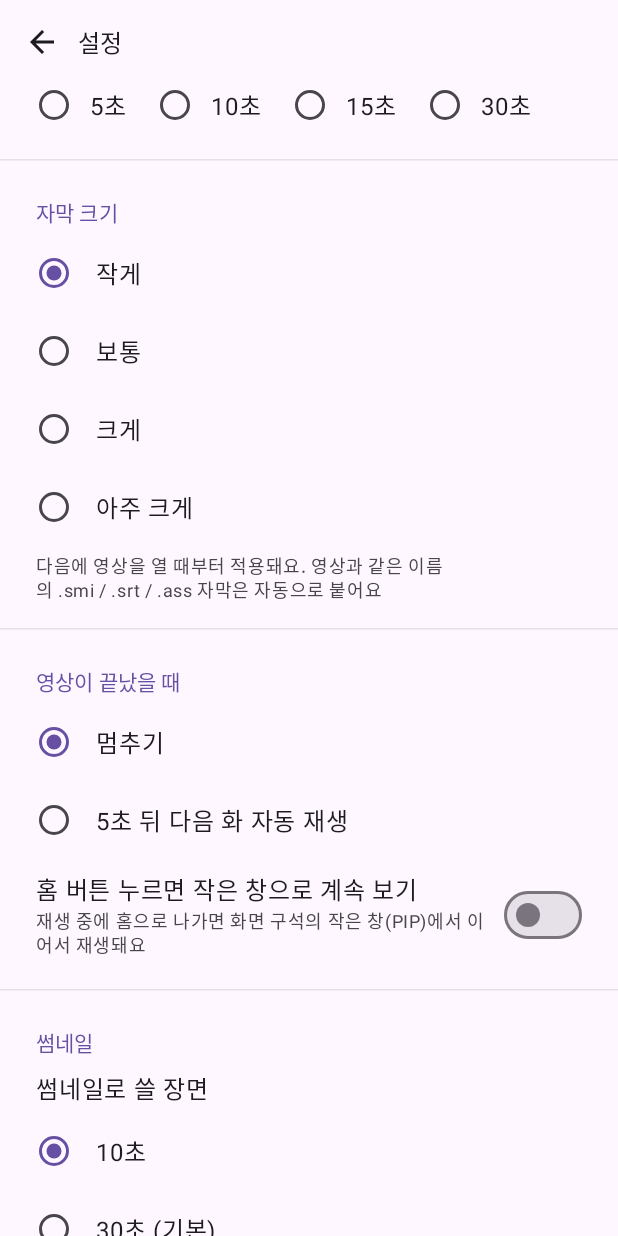
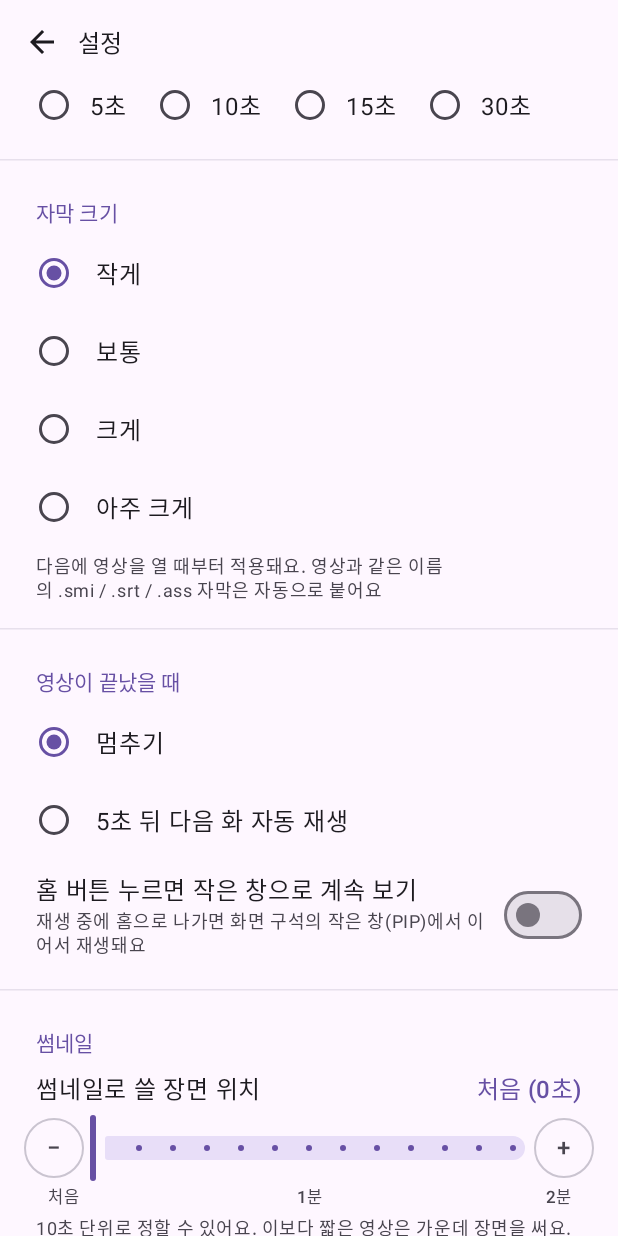
Before and after one commit to kakario777-netizen/video-player, an Android app built with Jetpack Compose: the composable SettingsScreen called with empty values, scrolled down 537 dp, on a phone screen of 412 x 824 dp. Run offline under Robolectric (Android 15) with nearby library versions, the phone set to English and light mode, and no system bars; pictures from the network do not load.

Commit message:
썸네일 위치를 처음~2분 10초 단위로 정하는 설정 추가
Co-Authored-By: Claude Opus 5.5 <noreply@anthropic.com>
Claude-Session: https://claude.ai/code/session_011L6oZVkYijYWNrmHcWQZFM

```diff
--- a/app/src/main/java/com/kakario/videoplayer/ui/SettingsScreen.kt
+++ b/app/src/main/java/com/kakario/videoplayer/ui/SettingsScreen.kt
@@ -33,8 +33,9 @@ import androidx.compose.ui.draw.clip
 import androidx.compose.ui.platform.LocalContext
 import androidx.compose.ui.unit.dp
 import com.kakario.videoplayer.data.ThemeMode
-import com.kakario.videoplayer.data.ThumbTime
 import com.kakario.videoplayer.data.AutoNext
+import androidx.compose.foundation.layout.size
+import androidx.compose.ui.text.style.TextAlign
 import com.kakario.videoplayer.thumb.LocalVideoThumbs
 import androidx.compose.material3.AlertDialog
 import androidx.compose.material3.OutlinedButton
@@ -58,8 +59,10 @@ fun SettingsScreen(
     onResumeChange: (Boolean) -> Unit,
     skipSeconds: Int,
     onSkipSecondsChange: (Int) -> Unit,
-    thumbTime: ThumbTime,
-    onThumbTimeChange: (ThumbTime) -> Unit,
+    thumbSeconds: Int,
+    onThumbSecondsChange: (Int) -> Unit,
+    thumbSkipDark: Boolean,
+    onThumbSkipDarkChange: (Boolean) -> Unit,
     ftpThumbs: Boolean,
     onFtpThumbsChange: (Boolean) -> Unit,
     thumbsOnMobile: Boolean,
@@ -198,20 +201,75 @@ fun SettingsScreen(
 
             // ── 썸네일
             SectionTitle("썸네일")
-            Text(
-                "썸네일로 쓸 장면",
-                style = MaterialTheme.typography.bodyLarge,
-                color = MaterialTheme.colorScheme.onBackground,
-                modifier = Modifier.padding(horizontal = 24.dp, vertical = 4.dp),
-            )
-            ThumbTime.entries.forEach { t ->
-                RadioRow(t.label, selected = t == thumbTime) { onThumbTimeChange(t) }
+            val thumbs = LocalVideoThumbs.current
+            var cacheBytes by remember { mutableLongStateOf(thumbs?.diskBytes() ?: 0L) }
+            var confirmClear by remember { mutableIntStateOf(0) }
+
+            // 썸네일 장면 위치: 처음 ~ 2분, 10초 단위
+            var thumbSlider by remember { mutableFloatStateOf(thumbSeconds / 10f) }
+            val sliderSec = thumbSlider.roundToInt() * 10
+            Row(
+                Modifier
+                    .fillMaxWidth()
+                    .padding(horizontal = 24.dp, vertical = 4.dp),
+                verticalAlignment = Alignment.CenterVertically,
+            ) {
+                Text(
+                    "썸네일로 쓸 장면 위치",
+                    style = MaterialTheme.typography.bodyLarge,
+                    color = MaterialTheme.colorScheme.onBackground,
+                    modifier = Modifier.weight(1f),
+                )
+                Text(
+                    secondsLabel(sliderSec),
+                    style = MaterialTheme.typography.titleMedium,
+                    color = MaterialTheme.colorScheme.primary,
+                )
+            }
+            Row(
+                Modifier.padding(horizontal = 16.dp),
+                verticalAlignment = Alignment.CenterVertically,
+            ) {
+                StepButton("−") {
+                    val v = (thumbSlider.roundToInt() - 1).coerceAtLeast(0)
+                    thumbSlider = v.toFloat()
+                    onThumbSecondsChange(v * 10)
+                }
+                Slider(
+                    value = thumbSlider,
+                    onValueChange = { thumbSlider = it },
+                    onValueChangeFinished = { onThumbSecondsChange(thumbSlider.roundToInt() * 10) },
+                    valueRange = 0f..12f,
+                    steps = 11, // 0, 10, 20 … 120초
+                    modifier = Modifier.weight(1f).padding(horizontal = 4.dp),
+                )
+                StepButton("+") {
+                    val v = (thumbSlider.roundToInt() + 1).coerceAtMost(12)
+                    thumbSlider = v.toFloat()
+                    onThumbSecondsChange(v * 10)
+                }
+            }
+            Row(Modifier.fillMaxWidth().padding(horizontal = 32.dp)) {
+                Text("처음", style = MaterialTheme.typography.labelSmall, color = MaterialTheme.colorScheme.onSurfaceVariant, modifier = Modifier.weight(1f))
+                Text("1분", style = MaterialTheme.typography.labelSmall, color = MaterialTheme.colorScheme.onSurfaceVariant, modifier = Modifier.weight(1f), textAlign = TextAlign.Center)
+                Text("2분", style = MaterialTheme.typography.labelSmall, color = MaterialTheme.colorScheme.onSurfaceVariant, modifier = Modifier.weight(1f), textAlign = TextAlign.End)
             }
             Text(
-                "장면이 너무 어두우면 자동으로 조금 뒤 장면을 골라요. 바꾼 시점은 새로 만드는 썸네일부터 적용돼요 (기존 것은 길게 눌러 '다시 만들기')",
+                "10초 단위로 정할 수 있어요. 이보다 짧은 영상은 가운데 장면을 써요. 바꾼 위치는 새로 만드는 썸네일부터 적용돼요",
                 style = MaterialTheme.typography.bodySmall,
                 color = MaterialTheme.colorScheme.onSurfaceVariant,
                 modifier = Modifier.padding(horizontal = 24.dp, vertical = 4.dp),
+            )
+            TextButton(
+                onClick = { confirmClear = 1 },
+                enabled = cacheBytes > 0,
+                modifier = Modifier.padding(horizontal = 12.dp),
+            ) { Text("기존 썸네일도 이 위치로 모두 다시 만들기") }
+            SettingSwitch(
+                title = "어두운 장면이면 조금 뒤 장면 찾기",
+                subtitle = "페이드·검은 화면이면 15초, 45초 뒤 장면을 자동으로 골라요. 끄면 정한 위치 그대로",
+                checked = thumbSkipDark,
+                onChange = onThumbSkipDarkChange,
             )
             SettingSwitch(
                 title = "FTP 영상도 썸네일 자동으로 만들기",
@@ -226,9 +284,6 @@ fun SettingsScreen(
                 onChange = onThumbsOnMobileChange,
                 enabled = ftpThumbs,
             )
-            val thumbs = LocalVideoThumbs.current
-            var cacheBytes by remember { mutableLongStateOf(thumbs?.diskBytes() ?: 0L) }
-            var confirmClear by remember { mutableIntStateOf(0) }
             Row(
                 Modifier
                     .fillMaxWidth()
@@ -336,6 +391,22 @@ private fun SectionTitle(text: String) {
     )
 }
 
+private fun secondsLabel(sec: Int): String = when {
+    sec == 0 -> "처음 (0초)"
+    sec < 60 -> "${sec}초"
+    sec % 60 == 0 -> "${sec / 60}분"
+    else -> "${sec / 60}분 ${sec % 60}초"
+}
+
+@Composable
+private fun StepButton(label: String, onClick: () -> Unit) {
+    OutlinedButton(
+        onClick = onClick,
+        contentPadding = androidx.compose.foundation.layout.PaddingValues(0.dp),
+        modifier = Modifier.size(40.dp),
+    ) { Text(label, style = MaterialTheme.typography.titleMedium) }
+}
+
 @Composable
 private fun SettingSwitch(
     title: String,
```
Also changed, not shown: app/src/main/java/com/kakario/videoplayer/MainActivity.kt (+13 -6 lines), app/src/main/java/com/kakario/videoplayer/data/SettingsStore.kt (+11 -14 lines), app/src/main/java/com/kakario/videoplayer/thumb/VideoThumbs.kt (+11 -6 lines), 1 other file.
